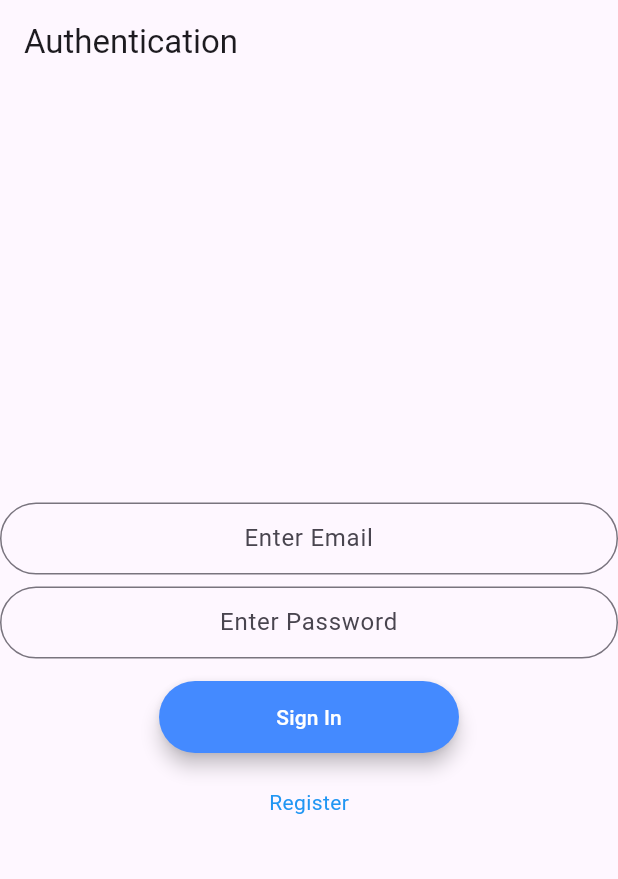
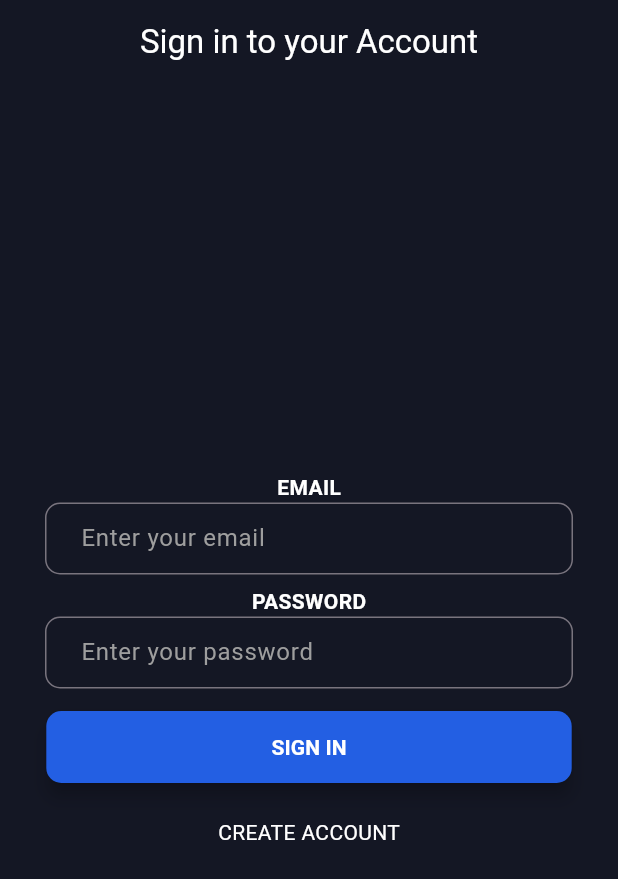
Before and after one commit to Rokhopper/EA_app, a Flutter app: the screen it shows after launch, on a phone screen of 412 x 824 dp. Shown: the top 879 px of the screen. Run offline on Flutter 3.47's test engine with Material 3 defaults, Android fonts, the phone set to English and light mode, and no system bars; drawn by our look-alikes of modal_progress_hud_nsn; our stand-ins replace firebase_auth, firebase_core; accounts and stored records are empty.

Commit message:
First commit

```diff
--- a/lib/screens/login_page.dart
+++ b/lib/screens/login_page.dart
@@ -15,55 +15,81 @@ class _LoginPageState extends State<LoginPage> {
   final _passwordController = TextEditingController();
   bool showSpinner = false;
 
+
   FirebaseAuth auth = FirebaseAuth.instance;
   User? user;
 
   @override
   Widget build(BuildContext context) {
     return Scaffold(
+      backgroundColor: Color.fromRGBO(20, 23, 36, 100),
       appBar: AppBar(
-        title: const Text('Authentication'),
+        backgroundColor: Color.fromRGBO(20, 23, 36, 100),
+        title: const Text('Sign in to your Account',
+          style: TextStyle(color: Colors.white),
+        ),
+        centerTitle: true,
       ),
       body: ModalProgressHUD(
         inAsyncCall: showSpinner,
         child: Column(
           mainAxisAlignment: MainAxisAlignment.center,
           children: [
-            TextFormField(
+            Text('EMAIL',
+              textAlign: TextAlign.left,
+              style: TextStyle(
+                color: Colors.white,
+                fontWeight: FontWeight.bold,
+              ),
+            ),
+            Container(
+              padding: const EdgeInsets.symmetric(horizontal: 30.0),
+            child: TextFormField(
               controller: _emailController,
-              textAlign: TextAlign.center,
+              textAlign: TextAlign.left,
               keyboardType: TextInputType.emailAddress,
               decoration: const InputDecoration(
-                hintText: 'Enter Email',
-                contentPadding:
-                EdgeInsets.symmetric(vertical: 10.0, horizontal: 20.0),
+                hintText: 'Enter your email',
+                hintStyle: TextStyle(color: Colors.grey),
+                contentPadding: EdgeInsets.symmetric(vertical: 10.0, horizontal: 20.0),
                 border: OutlineInputBorder(
-                  borderRadius: BorderRadius.all(Radius.circular(32.0)),
+                  borderRadius: BorderRadius.all(Radius.circular(10.0)),
                 ),
               ),
+            ),
             ),
             const SizedBox(
               height: 8.0,
             ),
-            TextField(
+            Text('PASSWORD',
+              style: TextStyle(
+                color: Colors.white,
+                fontWeight: FontWeight.bold,
+              ),
+            ),
+            Container(
+              padding: const EdgeInsets.symmetric(horizontal: 30.0),
+            child: TextField(
               controller: _passwordController,
-              textAlign: TextAlign.center,
+              textAlign: TextAlign.left,
               obscureText: true,
               decoration: const InputDecoration(
-                hintText: 'Enter Password',
+                hintText: 'Enter your password',
+                hintStyle: TextStyle(color: Colors.grey),
                 contentPadding:
                 EdgeInsets.symmetric(vertical: 10.0, horizontal: 20.0),
                 border: OutlineInputBorder(
-                  borderRadius: BorderRadius.all(Radius.circular(32.0)),
+                  borderRadius: BorderRadius.all(Radius.circular(10.0)),
                 ),
               ),
+            ),
             ),
 
             Padding(padding: const EdgeInsets.symmetric(vertical: 15.0),
                 child: Material(
                   elevation: 5.0,
-                  color: Colors.blueAccent,
-                  borderRadius: BorderRadius.circular(30.0),
+                  color: Color.fromRGBO(35, 95, 227, 100),
+                  borderRadius: BorderRadius.circular(10.0),
                   child: MaterialButton(
                     onPressed: () async{
                       setState(() {
@@ -97,12 +123,13 @@ class _LoginPageState extends State<LoginPage> {
 
 
                     },
-                    minWidth: 200.0,
+                    padding: EdgeInsets.symmetric(vertical: 10.0, horizontal: 150.0),
                     height: 42.0,
                     child: const Text(
-                      'Sign In',
+                      'SIGN IN',
                       style: TextStyle(
                         color: Colors.white,
+                        fontWeight: FontWeight.bold,
                       ),
                     ),
                   ),
@@ -111,17 +138,15 @@ class _LoginPageState extends State<LoginPage> {
             const SizedBox(
               height: 8.0,
             ),
-
             InkWell(
-              child: const Text(
-                'Register',
-                style: TextStyle(color: Colors.blue),
+                child: const Text(
+                'CREATE ACCOUNT',
+                style: TextStyle(color: Colors.white),
               ),
               onTap: () {
                 Navigator.pushNamed(context, 'register');
               },
             ),
-
           ],
         ),
       ),
--- a/lib/screens/register_page.dart
+++ b/lib/screens/register_page.dart
@@ -24,6 +24,7 @@ class _RegisterPageState extends State<RegisterPage> {
     return Scaffold(
       appBar: AppBar(
         title: const Text('Register'),
+        centerTitle: true,
       ),
       body: ModalProgressHUD(
         inAsyncCall: showSpinner,
```
